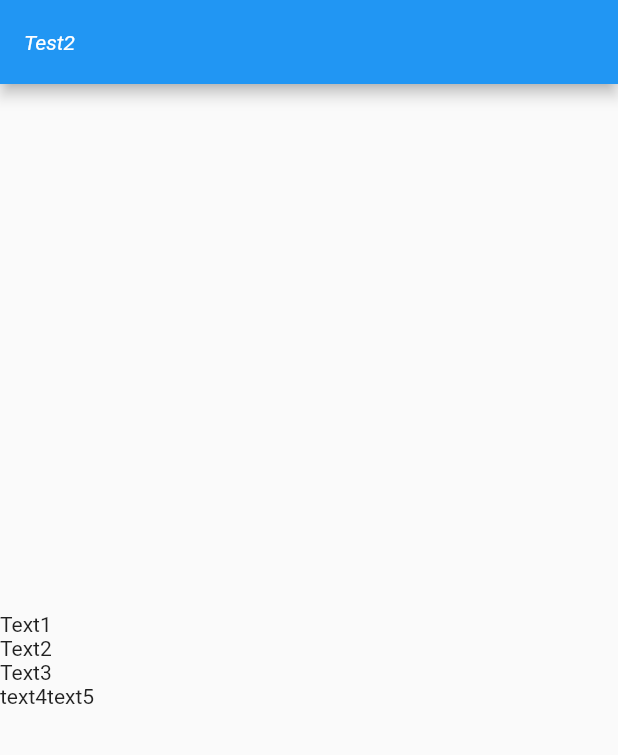
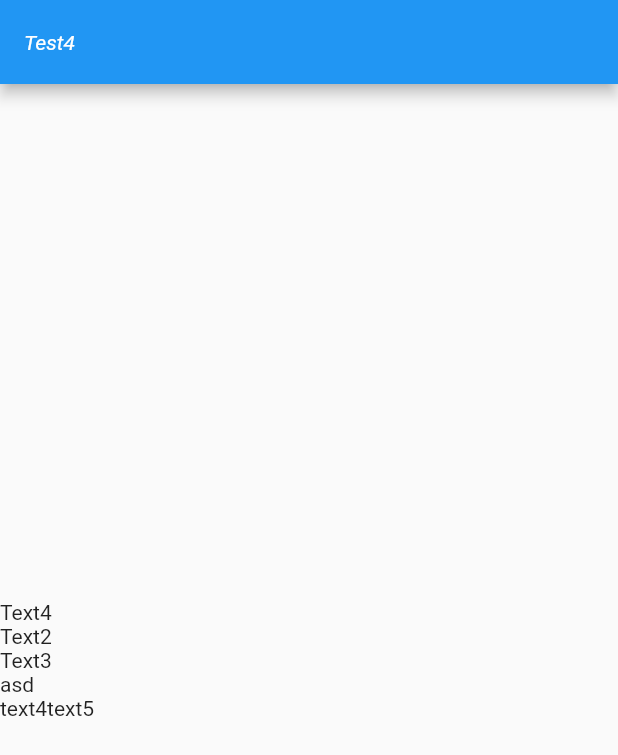
Before and after one commit to ditw11mhs/mid_app, a Flutter app: the screen it shows after launch, on a phone screen of 412 x 824 dp. Shown: the top 755 px of the screen. Run offline on Flutter 3.47's test engine with Material 2 defaults, Android fonts, the phone set to English and light mode, and no system bars.

Commit message:
Another and Another test Commit

```diff
--- a/lib/main.dart
+++ b/lib/main.dart
@@ -11,17 +11,16 @@ class MyApp extends StatelessWidget {
       home: Scaffold(
           appBar: AppBar(
             titleTextStyle: TextStyle(fontStyle: FontStyle.italic),
-            title: Text('Test2'),
+            title: Text('Test4'),
           ),
           body: Column(
             mainAxisAlignment: MainAxisAlignment.center,
             crossAxisAlignment: CrossAxisAlignment.start,
             children: <Widget>[
-              Text(
-                'Text1',
-              ),
+              Text('Text4'),
               Text('Text2'),
               Text('Text3'),
+              Text('asd'),
               Row(
                 children: <Widget>[Text('text4'), Text('text5')],
               )
```
